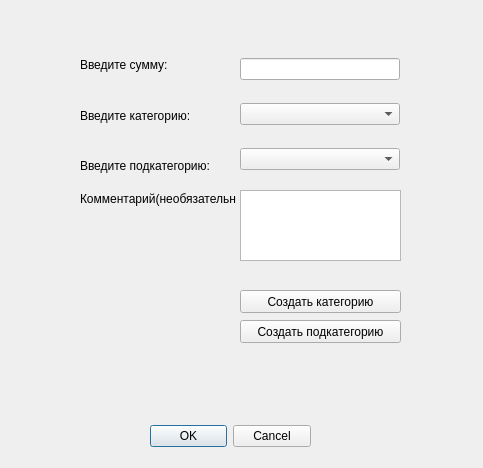
Qt form styles/add_post_design.ui (NickBogat/appNote) before a commit.
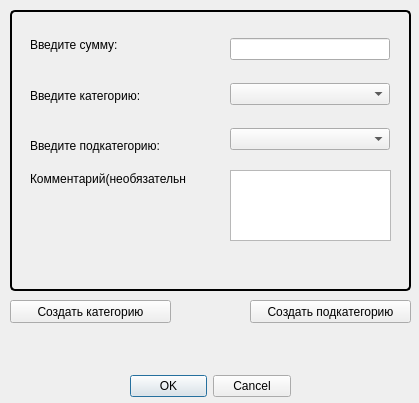
The same form after that commit.

What changed in the file:
```diff
--- a/styles/add_post_design.ui
+++ b/styles/add_post_design.ui
@@ -6,8 +6,8 @@
    <rect>
     <x>0</x>
     <y>0</y>
-    <width>483</width>
-    <height>468</height>
+    <width>419</width>
+    <height>403</height>
    </rect>
   </property>
   <property name="windowTitle">
@@ -16,8 +16,8 @@
   <widget class="QDialogButtonBox" name="buttonBox">
    <property name="geometry">
     <rect>
-     <x>150</x>
-     <y>420</y>
+     <x>130</x>
+     <y>370</y>
      <width>161</width>
      <height>32</height>
     </rect>
@@ -29,47 +29,73 @@
     <set>QDialogButtonBox::Cancel|QDialogButtonBox::Ok</set>
    </property>
   </widget>
-  <widget class="QWidget" name="verticalLayoutWidget">
+  <widget class="QPushButton" name="createCategoryButton">
    <property name="geometry">
     <rect>
-     <x>80</x>
-     <y>50</y>
-     <width>131</width>
-     <height>131</height>
+     <x>10</x>
+     <y>300</y>
+     <width>161</width>
+     <height>23</height>
     </rect>
    </property>
-   <layout class="QVBoxLayout" name="verticalLayout">
-    <property name="spacing">
-     <number>20</number>
-    </property>
-    <item>
-     <widget class="QLabel" name="label">
       <property name="text">
-       <string>Введите сумму:</string>
-      </property>
-     </widget>
-    </item>
-    <item>
-     <widget class="QLabel" name="label_2">
-      <property name="text">
-       <string>Введите категорию:</string>
-      </property>
-     </widget>
-    </item>
-    <item>
-     <widget class="QLabel" name="label_4">
+    <string>Создать категорию</string>
+   </property>
+  </widget>
+  <widget class="QPushButton" name="createSubCategoryButton">
+   <property name="geometry">
+    <rect>
+     <x>250</x>
+     <y>300</y>
+     <width>161</width>
+     <height>23</height>
+    </rect>
+   </property>
       <property name="text">
-       <string>Введите подкатегорию:</string>
-      </property>
-     </widget>
-    </item>
-   </layout>
+    <string>Создать подкатегорию</string>
+   </property>
+  </widget>
+  <widget class="QGroupBox" name="groupBox">
+   <property name="geometry">
+    <rect>
+     <x>10</x>
+     <y>10</y>
+     <width>401</width>
+     <height>281</height>
+    </rect>
+   </property>
+   <property name="styleSheet">
+    <string notr="true">QGroupBox {
+margin-top: 2ex;
+}
+QGroupBox:enabled {
+border: 2px solid black;
+border-radius: 5px;
+}
+QGroupBox::title {
+subcontrol-origin: margin;
+ left: 3ex;
+ }
+</string>
+   </property>
+   <property name="title">
+    <string/>
+   </property>
+   <widget class="QTextEdit" name="commentText">
+    <property name="geometry">
+     <rect>
+      <x>220</x>
+      <y>160</y>
+      <width>161</width>
+      <height>71</height>
+     </rect>
+    </property>
   </widget>
   <widget class="QWidget" name="verticalLayoutWidget_2">
    <property name="geometry">
     <rect>
-     <x>240</x>
-     <y>50</y>
+      <x>220</x>
+      <y>20</y>
      <width>160</width>
      <height>131</height>
     </rect>
@@ -92,8 +118,8 @@
   <widget class="QLabel" name="label_3">
    <property name="geometry">
     <rect>
-     <x>80</x>
-     <y>190</y>
+      <x>20</x>
+      <y>160</y>
      <width>156</width>
      <height>17</height>
     </rect>
@@ -102,41 +128,42 @@
     <string>Комментарий(необязательно):</string>
    </property>
   </widget>
-  <widget class="QTextEdit" name="commentText">
+   <widget class="QWidget" name="verticalLayoutWidget">
    <property name="geometry">
     <rect>
-     <x>240</x>
-     <y>190</y>
-     <width>161</width>
-     <height>71</height>
-    </rect>
-   </property>
-  </widget>
-  <widget class="QPushButton" name="createCategoryButton">
-   <property name="geometry">
-    <rect>
-     <x>240</x>
-     <y>290</y>
-     <width>161</width>
-     <height>23</height>
-    </rect>
-   </property>
+      <x>20</x>
+      <y>20</y>
+      <width>131</width>
+      <height>131</height>
+     </rect>
+    </property>
+    <layout class="QVBoxLayout" name="verticalLayout">
+     <property name="spacing">
+      <number>20</number>
+     </property>
+     <item>
+      <widget class="QLabel" name="label">
    <property name="text">
-    <string>Создать категорию</string>
-   </property>
-  </widget>
-  <widget class="QPushButton" name="createSubCategoryButton">
-   <property name="geometry">
-    <rect>
-     <x>240</x>
-     <y>320</y>
-     <width>161</width>
-     <height>23</height>
-    </rect>
-   </property>
+        <string>Введите сумму:</string>
+       </property>
+      </widget>
+     </item>
+     <item>
+      <widget class="QLabel" name="label_2">
+       <property name="text">
+        <string>Введите категорию:</string>
+       </property>
+      </widget>
+     </item>
+     <item>
+      <widget class="QLabel" name="label_4">
    <property name="text">
-    <string>Создать подкатегорию</string>
-   </property>
+        <string>Введите подкатегорию:</string>
+       </property>
+      </widget>
+     </item>
+    </layout>
+   </widget>
   </widget>
  </widget>
  <resources/>
```
Lines whose indentation alone changed are shown as unchanged.
